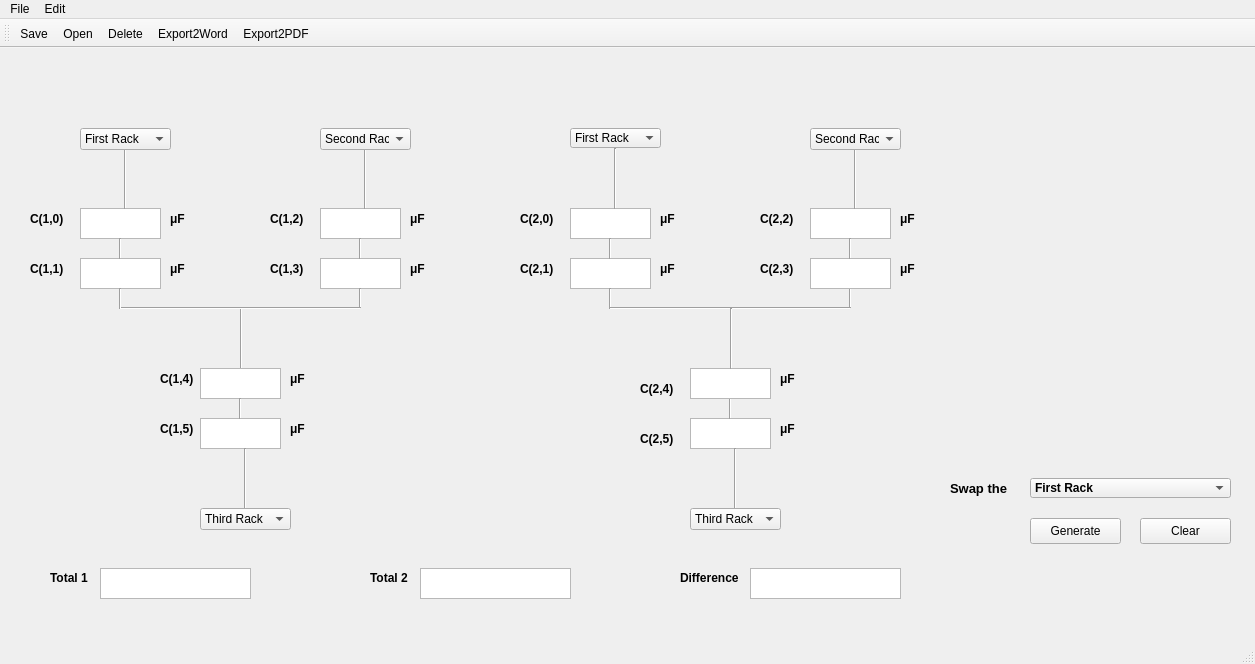
The window that Mainwindow_UI_1.ui (AshanSerasinghe/Capacitor_Balancer) describes before a commit, drawn with Qt 5.
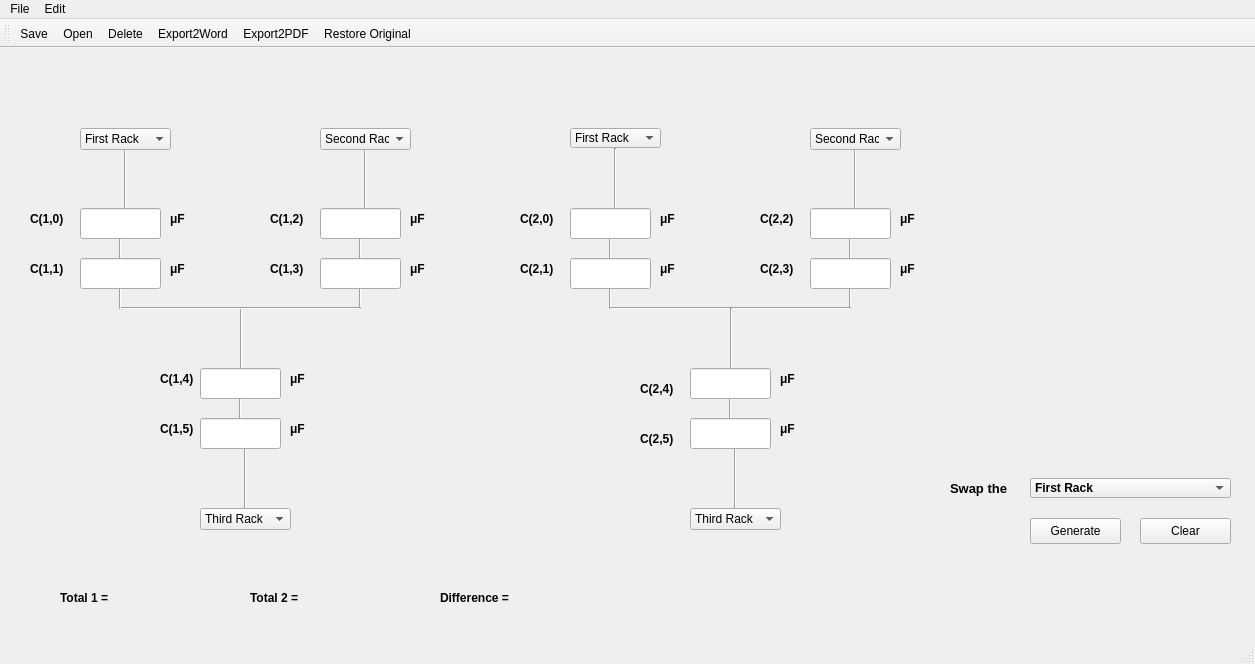
The same window after the commit. Icons and pictures are not drawn.

```diff
--- a/Mainwindow_UI_1.ui
+++ b/Mainwindow_UI_1.ui
@@ -47,46 +47,6 @@
      <enum>Qt::Vertical</enum>
     </property>
    </widget>
-   <widget class="QTextEdit" name="textEdit">
-    <property name="geometry">
-     <rect>
-      <x>200</x>
-      <y>320</y>
-      <width>81</width>
-      <height>31</height>
-     </rect>
-    </property>
-   </widget>
-   <widget class="QTextEdit" name="textEdit_2">
-    <property name="geometry">
-     <rect>
-      <x>200</x>
-      <y>370</y>
-      <width>81</width>
-      <height>31</height>
-     </rect>
-    </property>
-   </widget>
-   <widget class="QTextEdit" name="textEdit_3">
-    <property name="geometry">
-     <rect>
-      <x>80</x>
-      <y>210</y>
-      <width>81</width>
-      <height>31</height>
-     </rect>
-    </property>
-   </widget>
-   <widget class="QTextEdit" name="textEdit_4">
-    <property name="geometry">
-     <rect>
-      <x>80</x>
-      <y>160</y>
-      <width>81</width>
-      <height>31</height>
-     </rect>
-    </property>
-   </widget>
    <widget class="Line" name="line_4">
     <property name="geometry">
      <rect>
@@ -139,26 +99,6 @@
      <enum>Qt::Vertical</enum>
     </property>
    </widget>
-   <widget class="QTextEdit" name="textEdit_5">
-    <property name="geometry">
-     <rect>
-      <x>320</x>
-      <y>210</y>
-      <width>81</width>
-      <height>31</height>
-     </rect>
-    </property>
-   </widget>
-   <widget class="QTextEdit" name="textEdit_6">
-    <property name="geometry">
-     <rect>
-      <x>320</x>
-      <y>160</y>
-      <width>81</width>
-      <height>31</height>
-     </rect>
-    </property>
-   </widget>
    <widget class="Line" name="line_8">
     <property name="geometry">
      <rect>
@@ -224,16 +164,6 @@
      <enum>Qt::Vertical</enum>
     </property>
    </widget>
-   <widget class="QTextEdit" name="textEdit_7">
-    <property name="geometry">
-     <rect>
-      <x>570</x>
-      <y>210</y>
-      <width>81</width>
-      <height>31</height>
-     </rect>
-    </property>
-   </widget>
    <widget class="Line" name="line_12">
     <property name="geometry">
      <rect>
@@ -247,36 +177,6 @@
      <enum>Qt::Vertical</enum>
     </property>
    </widget>
-   <widget class="QTextEdit" name="textEdit_8">
-    <property name="geometry">
-     <rect>
-      <x>810</x>
-      <y>160</y>
-      <width>81</width>
-      <height>31</height>
-     </rect>
-    </property>
-   </widget>
-   <widget class="QTextEdit" name="textEdit_9">
-    <property name="geometry">
-     <rect>
-      <x>690</x>
-      <y>370</y>
-      <width>81</width>
-      <height>31</height>
-     </rect>
-    </property>
-   </widget>
-   <widget class="QTextEdit" name="textEdit_10">
-    <property name="geometry">
-     <rect>
-      <x>570</x>
-      <y>160</y>
-      <width>81</width>
-      <height>31</height>
-     </rect>
-    </property>
-   </widget>
    <widget class="Line" name="line_13">
     <property name="geometry">
      <rect>
@@ -290,16 +190,6 @@
      <enum>Qt::Vertical</enum>
     </property>
    </widget>
-   <widget class="QTextEdit" name="textEdit_11">
-    <property name="geometry">
-     <rect>
-      <x>810</x>
-      <y>210</y>
-      <width>81</width>
-      <height>31</height>
-     </rect>
-    </property>
-   </widget>
    <widget class="Line" name="line_14">
     <property name="geometry">
      <rect>
@@ -378,16 +268,6 @@
      <enum>Qt::Vertical</enum>
     </property>
    </widget>
-   <widget class="QTextEdit" name="textEdit_12">
-    <property name="geometry">
-     <rect>
-      <x>690</x>
-      <y>320</y>
-      <width>81</width>
-      <height>31</height>
-     </rect>
-    </property>
-   </widget>
    <widget class="Line" name="line_20">
     <property name="geometry">
      <rect>
@@ -1121,9 +1001,9 @@
    <widget class="QLabel" name="label_26">
     <property name="geometry">
      <rect>
-      <x>50</x>
-      <y>520</y>
-      <width>51</width>
+      <x>60</x>
+      <y>540</y>
+      <width>181</width>
       <height>20</height>
      </rect>
     </property>
@@ -1135,25 +1015,15 @@
      </font>
     </property>
     <property name="text">
-     <string>Total 1</string>
-    </property>
-   </widget>
-   <widget class="QTextEdit" name="textEdit_13">
-    <property name="geometry">
-     <rect>
-      <x>100</x>
-      <y>520</y>
-      <width>151</width>
-      <height>31</height>
-     </rect>
+     <string>Total 1 = </string>
     </property>
    </widget>
    <widget class="QLabel" name="label_27">
     <property name="geometry">
      <rect>
-      <x>370</x>
-      <y>520</y>
-      <width>51</width>
+      <x>250</x>
+      <y>540</y>
+      <width>161</width>
       <height>20</height>
      </rect>
     </property>
@@ -1165,25 +1035,15 @@
      </font>
     </property>
     <property name="text">
-     <string>Total 2</string>
-    </property>
-   </widget>
-   <widget class="QTextEdit" name="textEdit_14">
-    <property name="geometry">
-     <rect>
-      <x>420</x>
-      <y>520</y>
-      <width>151</width>
-      <height>31</height>
-     </rect>
+     <string>Total 2 = </string>
     </property>
    </widget>
    <widget class="QLabel" name="label_28">
     <property name="geometry">
      <rect>
-      <x>680</x>
-      <y>520</y>
-      <width>81</width>
+      <x>440</x>
+      <y>540</y>
+      <width>131</width>
       <height>20</height>
      </rect>
     </property>
@@ -1195,15 +1055,125 @@
      </font>
     </property>
     <property name="text">
-     <string>Difference</string>
+     <string>Difference = </string>
     </property>
    </widget>
-   <widget class="QTextEdit" name="textEdit_15">
+   <widget class="QLineEdit" name="lineEdit">
     <property name="geometry">
      <rect>
-      <x>750</x>
-      <y>520</y>
-      <width>151</width>
+      <x>80</x>
+      <y>160</y>
+      <width>81</width>
+      <height>31</height>
+     </rect>
+    </property>
+   </widget>
+   <widget class="QLineEdit" name="lineEdit_2">
+    <property name="geometry">
+     <rect>
+      <x>80</x>
+      <y>210</y>
+      <width>81</width>
+      <height>31</height>
+     </rect>
+    </property>
+   </widget>
+   <widget class="QLineEdit" name="lineEdit_3">
+    <property name="geometry">
+     <rect>
+      <x>320</x>
+      <y>160</y>
+      <width>81</width>
+      <height>31</height>
+     </rect>
+    </property>
+   </widget>
+   <widget class="QLineEdit" name="lineEdit_4">
+    <property name="geometry">
+     <rect>
+      <x>320</x>
+      <y>210</y>
+      <width>81</width>
+      <height>31</height>
+     </rect>
+    </property>
+   </widget>
+   <widget class="QLineEdit" name="lineEdit_5">
+    <property name="geometry">
+     <rect>
+      <x>200</x>
+      <y>320</y>
+      <width>81</width>
+      <height>31</height>
+     </rect>
+    </property>
+   </widget>
+   <widget class="QLineEdit" name="lineEdit_6">
+    <property name="geometry">
+     <rect>
+      <x>200</x>
+      <y>370</y>
+      <width>81</width>
+      <height>31</height>
+     </rect>
+    </property>
+   </widget>
+   <widget class="QLineEdit" name="lineEdit_7">
+    <property name="geometry">
+     <rect>
+      <x>570</x>
+      <y>160</y>
+      <width>81</width>
+      <height>31</height>
+     </rect>
+    </property>
+   </widget>
+   <widget class="QLineEdit" name="lineEdit_8">
+    <property name="geometry">
+     <rect>
+      <x>570</x>
+      <y>210</y>
+      <width>81</width>
+      <height>31</height>
+     </rect>
+    </property>
+   </widget>
+   <widget class="QLineEdit" name="lineEdit_9">
+    <property name="geometry">
+     <rect>
+      <x>690</x>
+      <y>320</y>
+      <width>81</width>
+      <height>31</height>
+     </rect>
+    </property>
+   </widget>
+   <widget class="QLineEdit" name="lineEdit_10">
+    <property name="geometry">
+     <rect>
+      <x>690</x>
+      <y>370</y>
+      <width>81</width>
+      <height>31</height>
+     </rect>
+    </property>
+   </widget>
+   <widget class="QLineEdit" name="lineEdit_11">
+    <property name="geometry">
+     <rect>
+      <x>810</x>
+      <y>160</y>
+      <width>81</width>
+      <height>31</height>
+     </rect>
+    </property>
+   </widget>
+   <widget class="QLineEdit" name="lineEdit_12">
+    <property name="geometry">
+     <rect>
+      <x>810</x>
+      <y>210</y>
+      <width>81</width>
       <height>31</height>
      </rect>
     </property>
@@ -1260,6 +1230,7 @@
    <addaction name="actionDelete"/>
    <addaction name="actionExport2Word"/>
    <addaction name="actionExport2PDF"/>
+   <addaction name="actionRestore_Original"/>
   </widget>
   <action name="actionSave">
    <property name="text">
@@ -1365,6 +1336,18 @@
     <string>Delete</string>
    </property>
   </action>
+  <action name="actionRestore_Original">
+   <property name="icon">
+    <iconset>
+     <normaloff>icons/Refresh-2-icon.png</normaloff>icons/Refresh-2-icon.png</iconset>
+   </property>
+   <property name="text">
+    <string>Restore Original</string>
+   </property>
+   <property name="toolTip">
+    <string>Restore Original</string>
+   </property>
+  </action>
  </widget>
  <resources/>
  <connections/>
```
